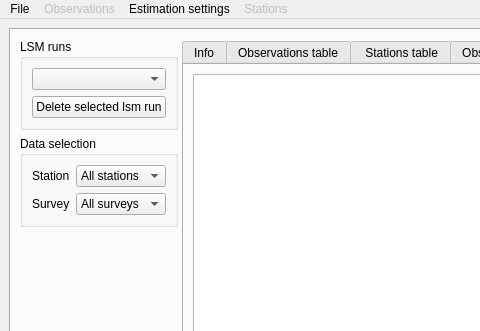
Above: gravtools/gui/MainWindow.ui from ahellers/GravTools before the change; both pictures show x 0 to 480 and y 0 to 331 of the 1337 by 729 pixel window. Below: the same form after it.
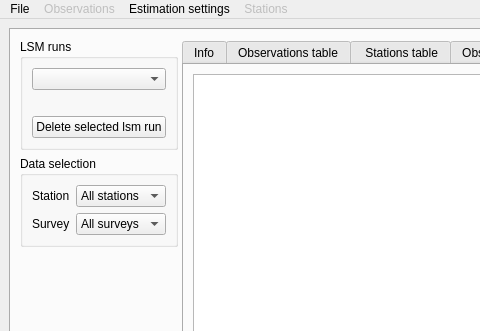
That is the form after the change. Custom widgets are drawn as their Qt base class.

The edit to the form file:
```diff
--- a/gravtools/gui/MainWindow.ui
+++ b/gravtools/gui/MainWindow.ui
@@ -396,6 +396,13 @@
                <item>
                 <widget class="QComboBox" name="comboBox_results_lsm_run_selection"/>
                </item>
+               <item>
+                <widget class="QLabel" name="label_results_lsm_run_comment_display">
+                 <property name="text">
+                  <string/>
+                 </property>
+                </widget>
+               </item>
                <item>
                 <widget class="QPushButton" name="pushButton_results_delete_lsm_run">
                  <property name="text">
```
